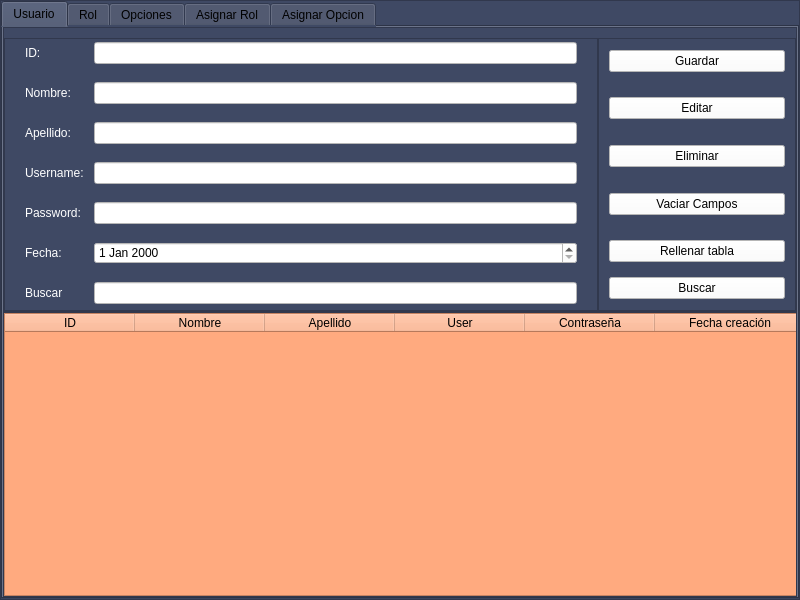
Above: Proyecto/Interfaces/Ui/Seguridad.ui from EdCenten0/MAPA-Python before the change. Below: the same form after it.
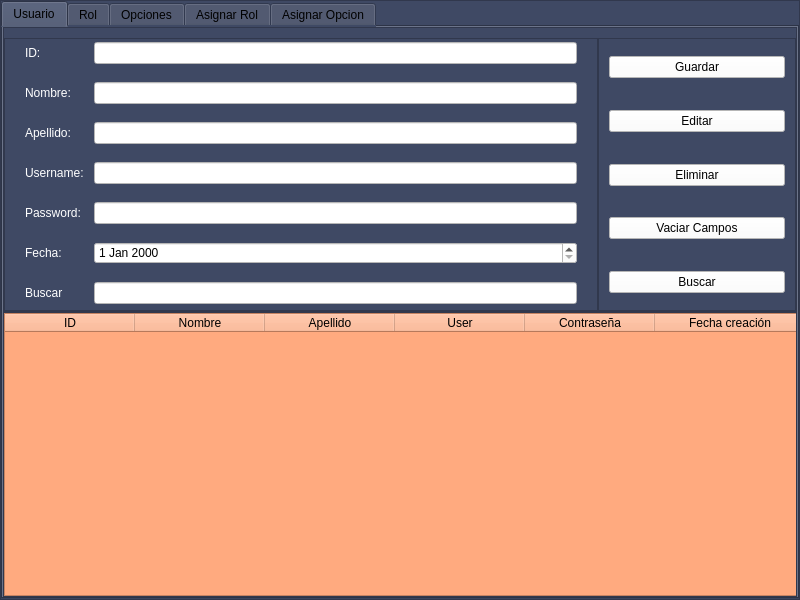
That is the form after the change.

Commit message: Agregue el buscar en proveedores, usuarios, roles y opcion

Patch:
```diff
--- a/Proyecto/Interfaces/Ui/Seguridad.ui
+++ b/Proyecto/Interfaces/Ui/Seguridad.ui
@@ -457,22 +457,13 @@
                      </property>
                     </spacer>
                    </item>
-                   <item>
-                    <widget class="QPushButton" name="bt_rellenar_usuario">
-                     <property name="styleSheet">
-                      <string notr="true">background-color: rgb(255, 255, 255);
-font: 12pt &quot;MS Shell Dlg 2&quot;;</string>
-                     </property>
-                     <property name="text">
-                      <string>Rellenar tabla</string>
-                     </property>
-                    </widget>
-                   </item>
                    <item>
                     <widget class="QPushButton" name="bt_busca_usuario">
                      <property name="styleSheet">
-                      <string notr="true">color: rgb(0, 0, 0);
-background-color: rgb(255, 255, 255);</string>
+                      <string notr="true">
+
+background-color: rgb(255, 255, 255);
+font: 12pt &quot;MS Shell Dlg 2&quot;;</string>
                      </property>
                      <property name="text">
                       <string>Buscar</string>
```
Left out of the diff: 64 changed lines with no effect on the pictures. The commit also changes 9 other files.
